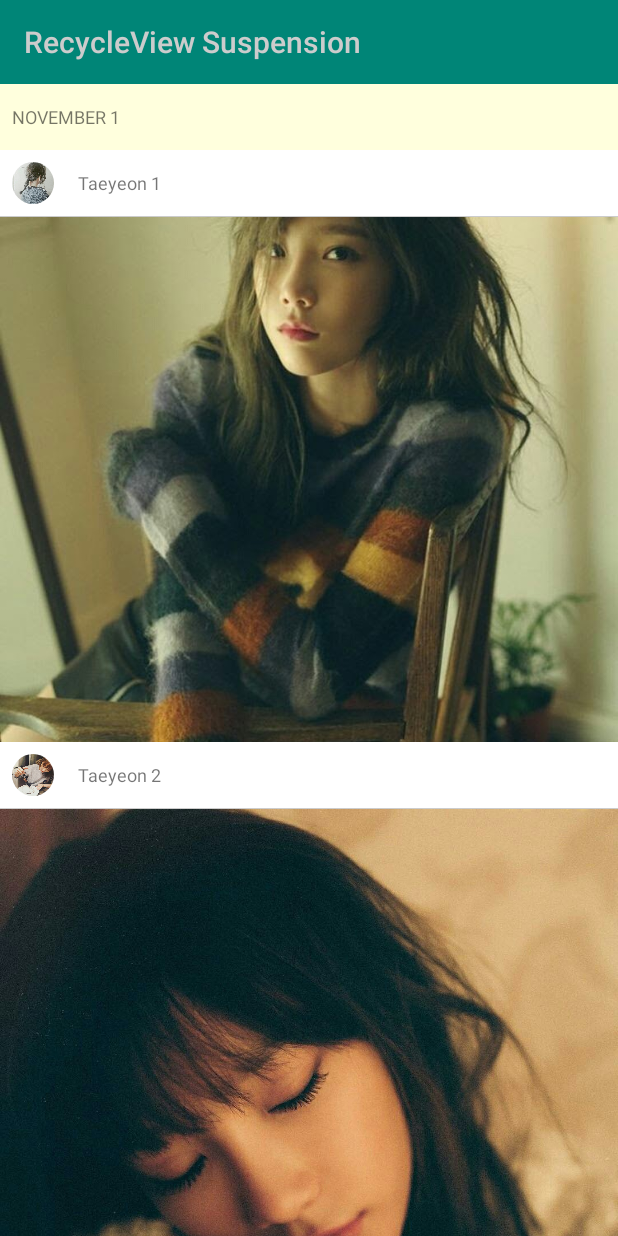
After one commit to AnnisLeejj/MaterialDesignStudy, an Android app: the MultiActivity screen opened directly, with no data from a screen before it, on a phone screen of 412 x 824 dp. The commit adds this screen. Run offline under Robolectric (Android 15) with nearby library versions, the phone set to English and light mode, and no system bars; our stand-ins replace CircleImageView, Picasso.

Commit message:
Scrolling Top Suspension 100%

```diff
--- a/app/src/main/AndroidManifest.xml
+++ b/app/src/main/AndroidManifest.xml
@@ -11,7 +11,8 @@
         android:roundIcon="@mipmap/ic_launcher_round"
         android:theme="@style/AppTheme"
         tools:ignore="GoogleAppIndexingWarning">
-        <activity android:name=".topSuspension.TopSuspensionActivity"></activity>
+        <activity android:name=".topSuspension.TopSuspensionActivity" />
+        <activity android:name=".recycleViewSuspension.MultiActivity" />
         <activity android:name=".recycleViewSuspension.RecycleViewSuspensionActivity" />
         <activity
             android:name=".scrolling.ScrollingActivity"
--- /dev/null
+++ b/app/src/main/java/com/example/myapplication/recycleViewSuspension/MultiActivity.java
@@ -0,0 +1,81 @@
+package com.example.myapplication.recycleViewSuspension;
+
+import android.os.Bundle;
+import android.view.View;
+import android.widget.RelativeLayout;
+import android.widget.TextView;
+
+import androidx.appcompat.app.AppCompatActivity;
+import androidx.recyclerview.widget.LinearLayoutManager;
+import androidx.recyclerview.widget.RecyclerView;
+
+import com.example.myapplication.R;
+
+public class MultiActivity extends AppCompatActivity {
+    private RecyclerView mFeedList;
+    private RelativeLayout mSuspensionBar;
+    private TextView mSuspensionTv;
+    private int mCurrentPosition = 0;
+
+    private int mSuspensionHeight;
+
+    @Override
+    protected void onCreate(Bundle savedInstanceState) {
+        super.onCreate(savedInstanceState);
+        setContentView(R.layout.activity_multi);
+
+        mSuspensionBar = findViewById(R.id.suspension_bar);
+        mSuspensionTv = findViewById(R.id.tv_time);
+
+        final LinearLayoutManager linearLayoutManager = new LinearLayoutManager(this);
+        final MultiFeedAdapter adapter = new MultiFeedAdapter();
+
+        mFeedList = findViewById(R.id.feed_list);
+        mFeedList.setLayoutManager(linearLayoutManager);
+        mFeedList.setAdapter(adapter);
+        mFeedList.setHasFixedSize(true);
+
+        mFeedList.addOnScrollListener(new RecyclerView.OnScrollListener() {
+            @Override
+            public void onScrollStateChanged(RecyclerView recyclerView, int newState) {
+                super.onScrollStateChanged(recyclerView, newState);
+                mSuspensionHeight = mSuspensionBar.getHeight();
+            }
+
+            @Override
+            public void onScrolled(RecyclerView recyclerView, int dx, int dy) {
+                super.onScrolled(recyclerView, dx, dy);
+                View view = linearLayoutManager.findViewByPosition(mCurrentPosition + 1);
+                if (adapter.getItemViewType(mCurrentPosition + 1) == MultiFeedAdapter.TYPE_TIME) {
+                    if (view != null) {
+                        if (view.getTop() <= mSuspensionHeight) {
+                            mSuspensionBar.setY(-(mSuspensionHeight - view.getTop()));
+                        } else {
+                            mSuspensionBar.setY(0);
+                        }
+                    }
+                }
+//                Log.d("HHHH", "view.getTop(): " + view.getTop() + "          mSuspensionHeight:" + mSuspensionHeight + "     mCurrentPosition:" + mCurrentPosition + "    firstVisibleItemPosition:" + firstVisibleItemPosition);
+
+                if (mCurrentPosition != linearLayoutManager.findFirstVisibleItemPosition()) {
+                    mCurrentPosition = linearLayoutManager.findFirstVisibleItemPosition();
+                    if (view.getTop() > mSuspensionHeight && adapter.getItemViewType(mCurrentPosition + 1) == MultiFeedAdapter.TYPE_TIME) {
+                        mSuspensionBar.setY(-mSuspensionHeight);
+                    } else {
+                        mSuspensionBar.setY(0);
+                    }
+                    updateSuspensionBar();
+                }
+            }
+        });
+        updateSuspensionBar();
+    }
+
+    private void updateSuspensionBar() {
+        mSuspensionTv.setText(getTime(mCurrentPosition));
+    }
+
+    private String getTime(int position) {
+        return "NOVEMBER " + (1 + position / 4);
+    }
+}
--- /dev/null
+++ b/app/src/main/java/com/example/myapplication/recycleViewSuspension/MultiFeedAdapter.java
@@ -0,0 +1,107 @@
+package com.example.myapplication.recycleViewSuspension;
+
+import android.view.LayoutInflater;
+import android.view.View;
+import android.view.ViewGroup;
+import android.widget.TextView;
+
+import androidx.recyclerview.widget.RecyclerView;
+
+import com.example.myapplication.R;
+import com.squareup.picasso.Picasso;
+
+/**
+ * Created by snowbean on 16-11-21.
+ */
+public class MultiFeedAdapter extends RecyclerView.Adapter {
+    private static final String TAG = "MultiFeedAdapter";
+    public static final int TYPE_TIME = 0;
+    public static final int TYPE_FEED = 1;
+
+    @Override
+    public int getItemViewType(int position) {
+        if (position % 4 == 0) return TYPE_TIME;
+        return TYPE_FEED;
+    }
+
+    @Override
+    public RecyclerView.ViewHolder onCreateViewHolder(ViewGroup parent, int viewType) {
+        View itemView;
+        if (viewType == TYPE_TIME) {
+            itemView =
+                    LayoutInflater.from(parent.getContext()).inflate(R.layout.item_multi_recycleview, parent, false);
+            return new TimeHolder(itemView);
+        } else {
+            itemView =
+                    LayoutInflater.from(parent.getContext()).inflate(R.layout.item_feed, parent, false);
+            return new FeedAdapter.FeedHolder(itemView);
+        }
+    }
+
+    @Override
+    public void onBindViewHolder(RecyclerView.ViewHolder holder, int position) {
+        if (holder instanceof TimeHolder) {
+            ((TimeHolder) holder).mTvTime.setText(getTime(position));
+        } else if (holder instanceof FeedAdapter.FeedHolder) {
+            Picasso.with(holder.itemView.getContext())
+                    .load(getAvatarResId(position))
+                    .centerInside()
+                    .fit()
+                    .into(((FeedAdapter.FeedHolder) holder).mIvAvatar);
+
+            Picasso.with(holder.itemView.getContext())
+                    .load(getContentResId(position))
+                    .centerInside()
+                    .fit()
+                    .into(((FeedAdapter.FeedHolder) holder).mIvContent);
+
+            ((FeedAdapter.FeedHolder) holder).mTvNickname.setText("Taeyeon " + position);
+        }
+    }
+
+    private int getAvatarResId(int position) {
+        switch (position % 4) {
+            case 0:
+                return R.drawable.avatar1;
+            case 1:
+                return R.drawable.avatar2;
+            case 2:
+                return R.drawable.avatar3;
+            case 3:
+                return R.drawable.avatar4;
+        }
+        return 0;
+    }
+
+    private int getContentResId(int position) {
+        switch (position % 4) {
+            case 0:
+                return R.drawable.taeyeon_one;
+            case 1:
+                return R.drawable.taeyeon_two;
+            case 2:
+                return R.drawable.taeyeon_three;
+            case 3:
+                return R.drawable.taeyeon_four;
+        }
+        return 0;
+    }
+
+    private String getTime(int position) {
+        return "NOVEMBER " + (1 + position / 4);
+    }
+
+    @Override
+    public int getItemCount() {
+        return 100;
+    }
+
+    public static class TimeHolder extends RecyclerView.ViewHolder {
+        TextView mTvTime;
+
+        public TimeHolder(View itemView) {
+            super(itemView);
+            mTvTime = (TextView) itemView.findViewById(R.id.tv_time);
+        }
+    }
+}
--- a/app/src/main/java/com/example/myapplication/recycleViewSuspension/RecycleViewSuspensionActivity.kt
+++ b/app/src/main/java/com/example/myapplication/recycleViewSuspension/RecycleViewSuspensionActivity.kt
@@ -1,8 +1,10 @@
 package com.example.myapplication.recycleViewSuspension
 
+import android.content.Intent
 import androidx.appcompat.app.AppCompatActivity
 import android.os.Bundle
 import android.util.Log
+import android.view.MenuItem
 import android.widget.ImageView
 import android.widget.RelativeLayout
 import android.widget.TextView
@@ -29,16 +31,14 @@ class RecycleViewSuspensionActivity : AppCompatActivity() {
         mSuspensionIv = findViewById<ImageView>(R.id.iv_avatar)
 
         val toolbar = findViewById<Toolbar>(R.id.toolbar)
-//        toolbar.inflateMenu(R.menu.menu_main)
-//        toolbar.setOnMenuItemClickListener(object : Toolbar.OnMenuItemClickListener() {
-//            fun onMenuItemClick(item: MenuItem): Boolean {
-//                if (item.itemId == R.id.item_jump) {
-//                    val intent = Intent(this@MainActivity, MultiActivity::class.java)
-//                    startActivity(intent)
-//                }
-//                return false
-//            }
-//        })
+        toolbar.inflateMenu(R.menu.menu_recycleview_suspension)
+        toolbar.setOnMenuItemClickListener { item ->
+            if (item.itemId == R.id.item_jump) {
+                val intent = Intent(this@RecycleViewSuspensionActivity, MultiActivity::class.java)
+                startActivity(intent)
+            }
+            false
+        }
 
         val linearLayoutManager = LinearLayoutManager(this)
         val adapter = FeedAdapter()
--- /dev/null
+++ b/app/src/main/res/layout/activity_multi.xml
@@ -0,0 +1,49 @@
+<androidx.coordinatorlayout.widget.CoordinatorLayout xmlns:android="http://schemas.android.com/apk/res/android"
+    xmlns:app="http://schemas.android.com/apk/res-auto"
+    xmlns:tools="http://schemas.android.com/tools"
+    android:layout_width="match_parent"
+    android:layout_height="match_parent"
+    tools:context=".recycleViewSuspension.MultiActivity">
+
+    <com.google.android.material.appbar.AppBarLayout
+        android:layout_width="match_parent"
+        android:layout_height="wrap_content"
+        app:elevation="0dp">
+
+        <androidx.appcompat.widget.Toolbar
+            android:id="@+id/toolbar"
+            android:layout_width="match_parent"
+            android:layout_height="?actionBarSize"
+            app:layout_scrollFlags="scroll|enterAlways"
+            app:title="RecycleView Suspension" />
+    </com.google.android.material.appbar.AppBarLayout>
+
+    <FrameLayout
+        android:layout_width="match_parent"
+        android:layout_height="match_parent"
+        app:layout_behavior="@string/appbar_scrolling_view_behavior">
+
+        <androidx.recyclerview.widget.RecyclerView
+            android:id="@+id/feed_list"
+            android:layout_width="match_parent"
+            android:layout_height="match_parent"
+            android:background="@android:color/white"
+            android:scrollbars="vertical" />
+
+        <RelativeLayout
+            android:id="@+id/suspension_bar"
+            android:layout_width="match_parent"
+            android:layout_height="wrap_content"
+            android:background="#ffd" >
+
+            <TextView
+                android:id="@+id/tv_time"
+                android:layout_width="wrap_content"
+                android:layout_height="44dp"
+                android:layout_marginLeft="8dp"
+                android:gravity="center_vertical"
+                tools:text="Title"
+                android:textSize="12sp" />
+        </RelativeLayout>
+    </FrameLayout>
+</androidx.coordinatorlayout.widget.CoordinatorLayout>
--- /dev/null
+++ b/app/src/main/res/layout/item_multi_recycleview.xml
@@ -0,0 +1,17 @@
+<?xml version="1.0" encoding="utf-8"?>
+<RelativeLayout xmlns:android="http://schemas.android.com/apk/res/android"
+    xmlns:tools="http://schemas.android.com/tools"
+    android:id="@+id/suspension_bar"
+    android:layout_width="match_parent"
+    android:layout_height="wrap_content"
+    android:background="@android:color/white">
+
+    <TextView
+        android:id="@+id/tv_time"
+        android:layout_width="wrap_content"
+        android:layout_height="44dp"
+        android:layout_marginLeft="8dp"
+        android:gravity="center_vertical"
+        tools:text="Group Title"
+        android:textSize="12sp" />
+</RelativeLayout>
--- /dev/null
+++ b/app/src/main/res/menu/menu_recycleview_suspension.xml
@@ -0,0 +1,5 @@
+<?xml version="1.0" encoding="utf-8"?>
+<menu xmlns:android="http://schemas.android.com/apk/res/android">
+    <item android:id="@+id/item_jump"
+        android:title="选择性更新悬浮条Demo"/>
+</menu>
```
